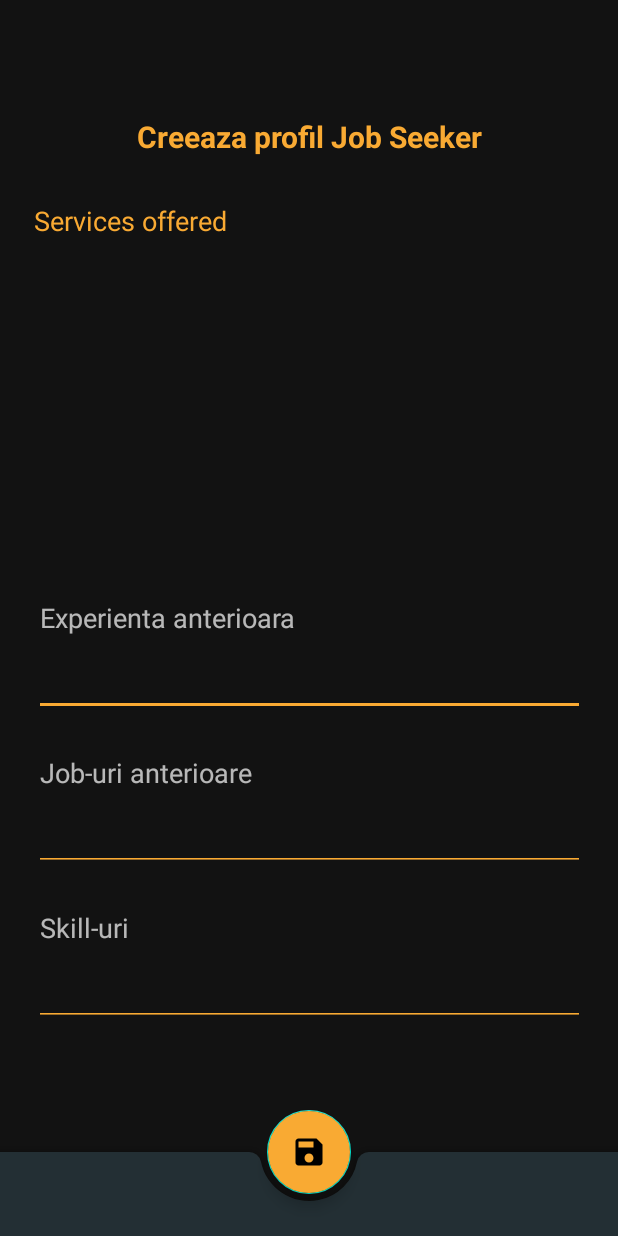
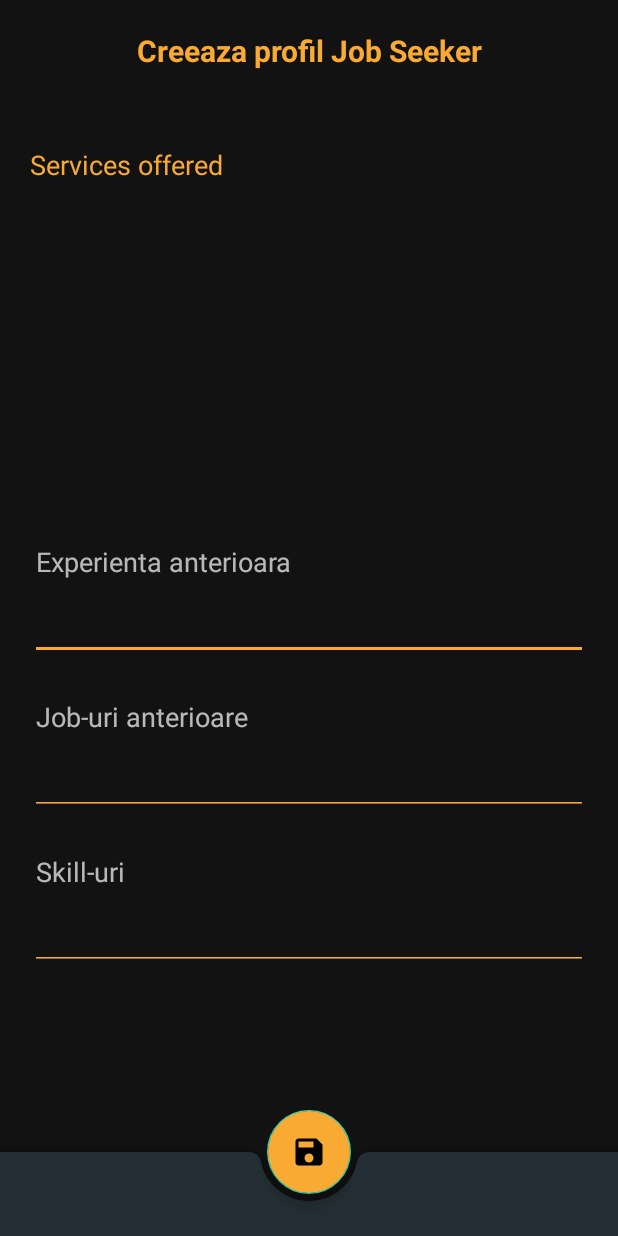
Before and after one commit to htcmarian/iJobs, an Android app: the CreateJobSeekerProfileActivity screen opened directly, with no data from a screen before it, on a phone screen of 412 x 824 dp. Run offline under Robolectric (Android 15) with nearby library versions, the phone set to English and light mode, and no system bars; our stand-ins replace Firebase (no records; nobody signed in at launch, a user with empty details on screens opened directly); 1 statement that could not run was skipped.

Commit message:
Added other UI improvements

```diff
--- a/app/build.gradle
+++ b/app/build.gradle
@@ -49,10 +49,13 @@ dependencies {
     implementation 'androidx.constraintlayout:constraintlayout:1.1.3'
 
     implementation 'androidx.legacy:legacy-support-v4:1.0.0'
-    implementation 'com.google.firebase:firebase-storage:16.0.4'
+    implementation 'com.google.firebase:firebase-storage:19.1.1'
     testImplementation 'junit:junit:4.12'
     androidTestImplementation 'androidx.test.ext:junit:1.1.1'
     androidTestImplementation 'androidx.test.espresso:espresso-core:3.2.0'
+
+    implementation 'com.github.bumptech.glide:glide:4.11.0'
+    annotationProcessor 'com.github.bumptech.glide:compiler:4.11.0'
 
     implementation 'com.google.firebase:firebase-auth:19.3.1'
     implementation 'com.google.firebase:firebase-firestore:21.4.3'
--- a/app/src/main/java/com/example/ijobs/activities/jobSeeker/CreateJobSeekerProfileActivity.java
+++ b/app/src/main/java/com/example/ijobs/activities/jobSeeker/CreateJobSeekerProfileActivity.java
@@ -16,6 +16,7 @@ import com.example.ijobs.services.AuthService;
 import com.example.ijobs.services.UserService;
 import com.example.ijobs.viewmodels.JobSeekerProfileViewModel;
 import com.example.ijobs.viewmodels.ServiceOfferListItemViewModel;
+import com.google.android.material.floatingactionbutton.FloatingActionButton;
 
 import java.util.Arrays;
 import java.util.List;
@@ -28,7 +29,7 @@ public class CreateJobSeekerProfileActivity extends AppCompatActivity {
     private EditText skillsField;
     private IntroServicesListAdapter adapter;
     private ServiceOfferListItemViewModel[] listItems;
-    private Button finalizeProfileButton;
+    private FloatingActionButton finalizeProfileButton;
     private UserService userService;
     private AuthService authService;
 
@@ -106,7 +107,7 @@ public class CreateJobSeekerProfileActivity extends AppCompatActivity {
             isValid = false;
         }
         if (skillsField.getText().toString().isEmpty()) {
-            pastJobsField.setError("Specificati abilitatile dvs.");
+            skillsField.setError("Specificati abilitatile dvs.");
             isValid = false;
         }
 
--- a/app/src/main/java/com/example/ijobs/activities/jobSeeker/fragments/JobSeekerListAdapter.java
+++ b/app/src/main/java/com/example/ijobs/activities/jobSeeker/fragments/JobSeekerListAdapter.java
@@ -1,7 +1,6 @@
 package com.example.ijobs.activities.jobSeeker.fragments;
 
 import android.content.Context;
-import android.net.Uri;
 import android.view.LayoutInflater;
 import android.view.View;
 import android.view.ViewGroup;
@@ -41,7 +40,7 @@ public class JobSeekerListAdapter extends RecyclerView.Adapter<JobSeekerListAdap
         holder.jobTitleTextView.setText(job.getJobDescription());
         holder.jobTypeTextView.setText(job.getJobType());
         holder.jobLocationTextView.setText(job.getCity());
-        holder.jobServiceRequiredImageView.setImageURI(ImageProvider.getImageUri(job.getServiceRequiredImageThumbnail()));
+        holder.jobServiceRequiredImageView.setImageURI(ImageProvider.getLocalImageUri(job.getServiceRequiredImageThumbnail()));
     }
 
     @Override
--- a/app/src/main/java/com/example/ijobs/services/UserService.java
+++ b/app/src/main/java/com/example/ijobs/services/UserService.java
@@ -70,7 +70,7 @@ public class UserService {
 
         FirebaseStorage storage = FirebaseStorage.getInstance();
 
-        StorageReference storageReference = storage.getReference("profilePictures/" + userId + ".jpeg");
+        StorageReference storageReference = storage.getReference().child("profilePictures/" + userId + ".jpeg");
 
         return storageReference.putBytes(data);
     }
--- a/app/src/main/res/layout/activity_create_job_seeker_profile.xml
+++ b/app/src/main/res/layout/activity_create_job_seeker_profile.xml
@@ -5,14 +5,6 @@
     android:layout_width="match_parent"
     android:layout_height="match_parent"
     tools:context=".activities.jobSeeker.CreateJobSeekerProfileActivity">
-
-    <ScrollView
-        android:layout_width="367dp"
-        android:layout_height="669dp"
-        app:layout_constraintBottom_toBottomOf="parent"
-        app:layout_constraintEnd_toEndOf="parent"
-        app:layout_constraintStart_toStartOf="parent"
-        app:layout_constraintTop_toTopOf="parent">
 
     <LinearLayout
         android:id="@+id/linearLayout4"
@@ -22,6 +14,7 @@
 
         <TextView
             android:layout_width="match_parent"
+            android:padding="20dp"
             android:layout_height="wrap_content"
             android:gravity="center"
             android:text="Creeaza profil Job Seeker"
@@ -33,6 +26,8 @@
             android:id="@+id/create_job_seeker_profile_servicesOfferred_textView"
             android:layout_width="wrap_content"
             android:layout_height="wrap_content"
+            android:layout_marginLeft="20dp"
+            android:layout_marginRight="20dp"
             android:gravity="center"
             android:text="@string/create_job_seeker_profile_servicesOffered_textViewTitle"
             android:textColor="@color/secondary"
@@ -48,6 +43,8 @@
             android:layout_width="wrap_content"
             android:layout_height="200dp"
             android:layout_marginTop="10dp"
+            android:layout_marginLeft="20dp"
+            android:layout_marginRight="20dp"
             android:baselineAligned="false"
             tools:layout_conversion_absoluteHeight="320dp"
             tools:layout_conversion_absoluteWidth="410dp"
@@ -61,17 +58,15 @@
             android:layout_width="match_parent"
             android:layout_height="wrap_content"
             android:ems="10"
+            android:layout_marginLeft="20dp"
+            android:layout_marginRight="20dp"
             android:gravity="start|top"
             android:backgroundTint="@color/secondary"
             android:textColor="@color/secondary"
             android:layout_marginTop="20dp"
             android:hint="@string/create_job_seeker_profile_previousExperience_hintText"
             android:inputType="textMultiLine"
-                android:lines="3"
-                tools:layout_conversion_absoluteHeight="88dp"
-                tools:layout_conversion_absoluteWidth="367dp"
-                tools:layout_editor_absoluteX="22dp"
-                tools:layout_editor_absoluteY="483dp" />
+            android:lines="3"/>
 
         <EditText
             android:id="@+id/create_job_seeker_profile_previousJobs_textInput"
@@ -84,6 +79,8 @@
             android:backgroundTint="@color/secondary"
             android:textColor="@color/secondary"
             android:inputType="textMultiLine"
+            android:layout_marginLeft="20dp"
+            android:layout_marginRight="20dp"
             android:lines="3"
             tools:layout_conversion_absoluteHeight="88dp"
             tools:layout_conversion_absoluteWidth="367dp"
@@ -96,6 +93,8 @@
             android:layout_height="wrap_content"
             android:ems="10"
             android:gravity="start|top"
+            android:layout_marginLeft="20dp"
+            android:layout_marginRight="20dp"
             android:hint="@string/create_job_seeker_profile_skills_hintText"
             android:layout_marginTop="15dp"
             android:backgroundTint="@color/secondary"
@@ -107,7 +106,7 @@
             tools:layout_editor_absoluteX="22dp"
             tools:layout_editor_absoluteY="699dp" />
     </LinearLayout>
-    </ScrollView>
+
     <androidx.coordinatorlayout.widget.CoordinatorLayout
         android:id="@+id/coordinatorLayout4"
         android:layout_width="match_parent"
--- a/app/src/main/res/layout/jobRecruiter/layout/job_recruiter_list_seeker_list_item.xml
+++ b/app/src/main/res/layout/jobRecruiter/layout/job_recruiter_list_seeker_list_item.xml
@@ -27,7 +27,7 @@
                 android:layout_width="wrap_content"
                 android:layout_height="wrap_content"
                 android:layout_weight="1"
-                android:scaleType="centerCrop"
+                android:scaleType="fitCenter"
                 app:srcCompat="@drawable/ic_launcher_foreground" />
         </LinearLayout>
 
--- a/app/src/main/res/layout/jobSeeker/layout/activity_job_seeker_job_details.xml
+++ b/app/src/main/res/layout/jobSeeker/layout/activity_job_seeker_job_details.xml
@@ -113,8 +113,7 @@
         android:id="@+id/job_seeker_job_details_jobTypeIcon"
         android:layout_width="41dp"
         android:layout_height="43dp"
-        android:backgroundTintMode="screen"
-        android:visibility="invisible"
+        android:visibility="visible"
         app:layout_constraintBottom_toTopOf="@+id/job_seeker_job_details_serviceRequired"
         app:layout_constraintEnd_toStartOf="@+id/job_seeker_job_details_jobType"
         app:layout_constraintHorizontal_bias="0.5"
--- a/app/src/main/res/layout/jobSeeker/layout/job_seeker_list_job_list_item.xml
+++ b/app/src/main/res/layout/jobSeeker/layout/job_seeker_list_job_list_item.xml
@@ -22,6 +22,7 @@
             android:layout_width="match_parent"
             android:layout_height="match_parent"
             android:layout_weight="1"
+            android:background="@android:color/transparent"
             android:scaleType="centerCrop"
             app:srcCompat="@drawable/common_full_open_on_phone"></ImageView>
 
```
Also changed, not shown: app/src/main/java/com/example/ijobs/activities/jobRecruiter/JobRecruiterSeekerDetailsActivity.java (+9 -0 lines), app/src/main/java/com/example/ijobs/activities/jobRecruiter/fragments/JobRecruiterSeekerListAdapter.java (+14 -7 lines), app/src/main/java/com/example/ijobs/activities/jobSeeker/JobSeekerJobDetailsActivity.java (+3 -6 lines), app/src/main/java/com/example/ijobs/activities/jobSeeker/JobSeekerListingScreen.java (+24 -4 lines), app/src/main/java/com/example/ijobs/services/ImageProvider.java (+11 -2 lines), app/src/main/res/layout/activity_create_job_recruiter_ad.xml (+14 -10 lines), app/src/main/res/layout/jobRecruiter/layout/activity_job_recruiter_seeker_details.xml (+30 -10 lines). Lines whose indentation alone changed are shown as unchanged.
